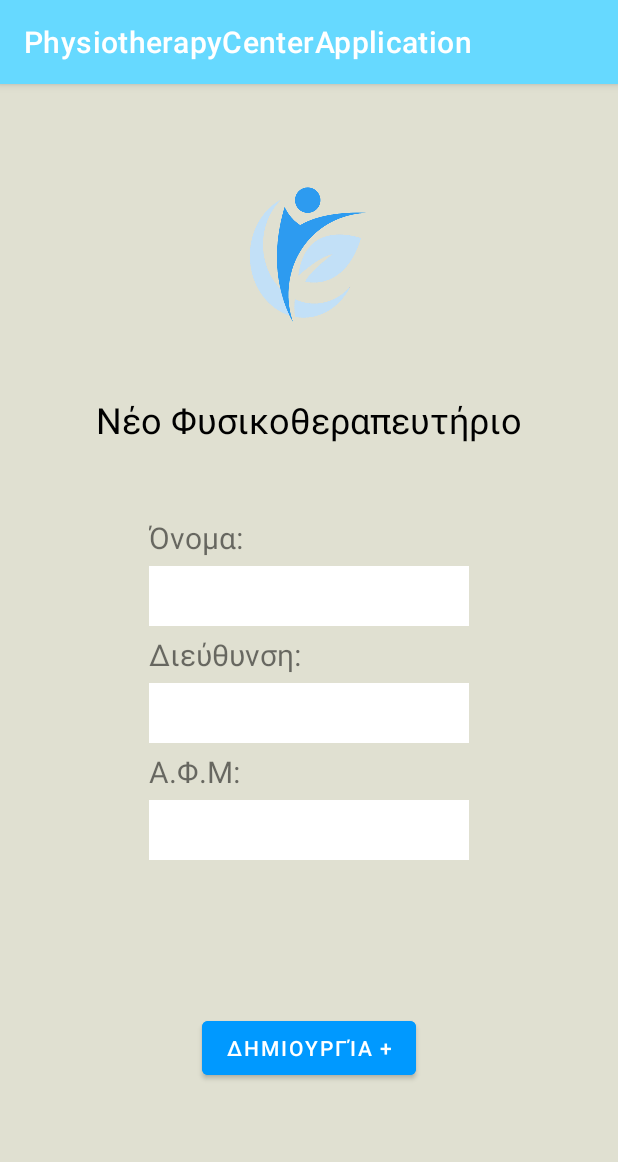
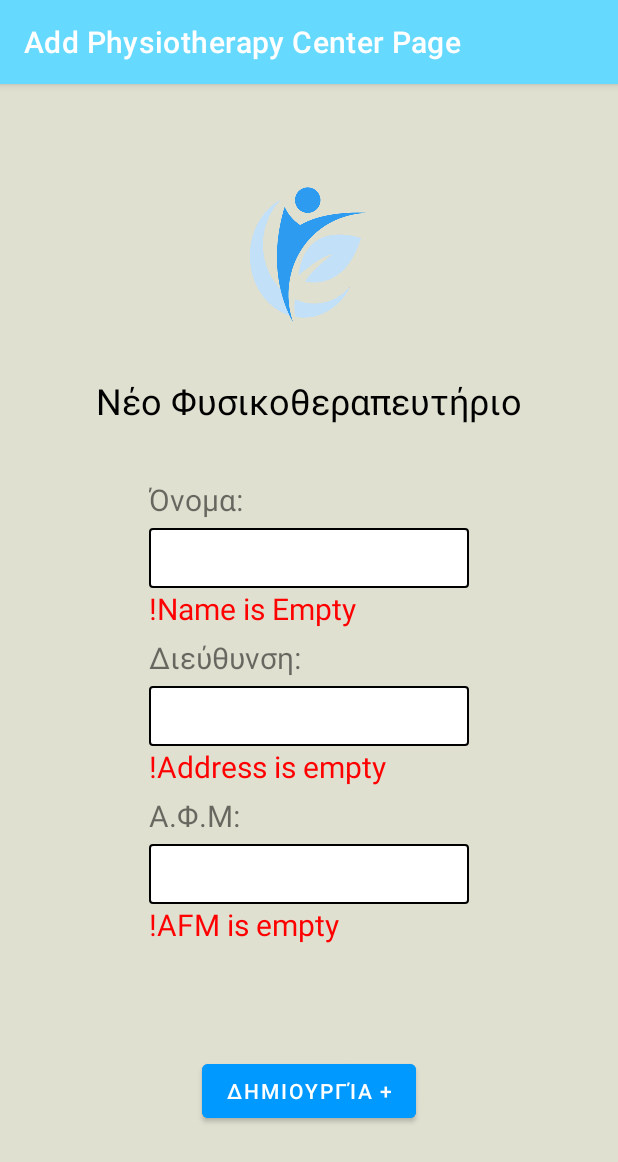
Before and after one commit to AndroidStudio2023/AndroidStudioPSApp, an Android app: the CreatePSPage screen opened directly, with no data from a screen before it, after a tap on "ΔΗΜΙΟΥΡΓΊΑ +", on a phone screen of 412 x 824 dp. Shown: the top 1162 px of the screen. Run offline under Robolectric (Android 15) with nearby library versions, the phone set to English and light mode, and no system bars.

Commit message:
Change Actions Titles

```diff
--- a/app/src/main/java/com/example/physiotherapycenterapplication/CreatePSPage.java
+++ b/app/src/main/java/com/example/physiotherapycenterapplication/CreatePSPage.java
@@ -15,9 +15,12 @@ public class CreatePSPage extends AppCompatActivity {
     protected void onCreate(Bundle savedInstanceState) {
         super.onCreate(savedInstanceState);
         setContentView(R.layout.activity_create_pspage);
+        //Change Action Title
+        getSupportActionBar().setTitle("Add Physiotherapy Center Page");
     }
 
     public void CreateNewPS(View view){
+        //Find and Save imported data
         TextView name = findViewById(R.id.newPSName);
         TextView address = findViewById(R.id.newPSAddress);
         TextView afm = findViewById(R.id.newPSAFM);
@@ -26,6 +29,71 @@ public class CreatePSPage extends AppCompatActivity {
         String aAddress = address.getText().toString();
         String aAFM = afm.getText().toString();
 
-        Toast.makeText(this, "Name: "+aName+"\nAddress: "+aAddress+"\nAFM: "+aAFM, Toast.LENGTH_SHORT).show();
+        //"Keys" variables, Arxikopoiisi me tis sunartiseis elegxou dedomenwn
+        Boolean correctName = checkPSFName(aName);
+        Boolean correctAddress = checkPSFAddress(aAddress);
+        Boolean correctAFM = checkPSFAFM(aAFM);
+
+        //Error Message TextView
+        TextView aError;
+
+        //Incorrect Name
+        aError = findViewById(R.id.nameErrorMessage);
+        if(!correctName){
+            aError.setText("!Name is Empty");
+        }else{
+            aError.setText("");
+        }
+
+        //Incorrect Address
+        aError = findViewById(R.id.addresErrorMessage);
+        if(!correctAddress){
+            aError.setText("!Address is empty");
+        }else{
+            aError.setText("");
+        }
+
+        //Incorrect AFM
+        aError = findViewById(R.id.afmErrorMessage);
+        if(!correctAFM){
+            aError.setText("!AFM is empty");
+        }else{
+            aError.setText("");
+        }
+
+        //Correct All Data
+        if(correctAddress && correctName && correctAFM){
+            Toast.makeText(this, "Name: "+aName+"\nAddress: "+aAddress+"\nAFM: "+aAFM, Toast.LENGTH_SHORT).show();
+        }
+
+        //Clear form
+        name.setText("");
+        address.setText("");
+        afm.setText("");
+
+    }
+
+    public boolean checkPSFName(String aName){
+        if(aName.equals("")){
+            return false;
+        }else{
+            return true;
+        }
+    }
+
+    public boolean checkPSFAddress(String aAddress){
+        if(aAddress.equals("")){
+            return false;
+        }else{
+            return true;
+        }
+    }
+
+    public boolean checkPSFAFM(String aAFM){
+        if(aAFM.equals("")){
+            return false;
+        }else{
+            return true;
+        }
     }
 }
--- a/app/src/main/java/com/example/physiotherapycenterapplication/LoginPageActivity.java
+++ b/app/src/main/java/com/example/physiotherapycenterapplication/LoginPageActivity.java
@@ -22,6 +22,8 @@ public class LoginPageActivity extends AppCompatActivity {
     protected void onCreate(Bundle savedInstanceState) {
         super.onCreate(savedInstanceState);
         setContentView(R.layout.activity_login_page);
+        //Change Action Title
+        getSupportActionBar().setTitle("Login Page");
 
         extras = getIntent().getExtras();//Arxikopoiisi Bundle extras
         user = findViewById(R.id.userText);
--- a/app/src/main/java/com/example/physiotherapycenterapplication/MainActivity.java
+++ b/app/src/main/java/com/example/physiotherapycenterapplication/MainActivity.java
@@ -3,6 +3,7 @@ package com.example.physiotherapycenterapplication;
 import androidx.appcompat.app.AppCompatActivity;
 
 import android.content.Intent;
+import android.content.res.Configuration;
 import android.os.Bundle;
 import android.view.View;
 import android.widget.Button;
@@ -15,6 +16,8 @@ public class MainActivity extends AppCompatActivity {
     protected void onCreate(Bundle savedInstanceState) {
         super.onCreate(savedInstanceState);
         setContentView(R.layout.activity_main);
+        //Change Action Title
+        getSupportActionBar().setTitle("Home Page");
 
     }
 
@@ -33,4 +36,6 @@ public class MainActivity extends AppCompatActivity {
         intent.putExtra("TypeUser",userType);
         startActivity(intent);
     }
+
+
 }
--- a/app/src/main/java/com/example/physiotherapycenterapplication/PSFCentralPage.java
+++ b/app/src/main/java/com/example/physiotherapycenterapplication/PSFCentralPage.java
@@ -15,6 +15,8 @@ public class PSFCentralPage extends AppCompatActivity {
     protected void onCreate(Bundle savedInstanceState) {
         super.onCreate(savedInstanceState);
         setContentView(R.layout.activity_psfcentral_page);
+        //Change Action Title
+        getSupportActionBar().setTitle("Central Page");
     }
 
     //Analoga me to koumpi pou epilegei o xristis
--- a/app/src/main/res/layout/activity_create_pspage.xml
+++ b/app/src/main/res/layout/activity_create_pspage.xml
@@ -11,7 +11,7 @@
         android:id="@+id/linearLayout2"
         android:layout_width="wrap_content"
         android:layout_height="wrap_content"
-        android:layout_marginTop="32dp"
+        android:layout_marginTop="64dp"
         android:orientation="vertical"
         app:layout_constraintBottom_toBottomOf="parent"
         app:layout_constraintEnd_toEndOf="parent"
@@ -31,9 +31,18 @@
             android:layout_width="match_parent"
             android:layout_height="40dp"
             android:layout_marginTop="5dp"
-            android:background="@color/white"
+            android:background="@drawable/normal_textfileds_border"
             android:ems="10"
-            android:inputType="textPersonName" />
+            android:inputType="textPersonName"
+            android:paddingLeft="5dp"
+            android:paddingBottom="3dp" />
+
+        <TextView
+            android:id="@+id/nameErrorMessage"
+            android:layout_width="match_parent"
+            android:layout_height="wrap_content"
+            android:textColor="@color/errorColor"
+            android:textSize="20sp" />
 
         <TextView
             android:id="@+id/textView24"
@@ -48,9 +57,18 @@
             android:layout_width="match_parent"
             android:layout_height="40dp"
             android:layout_marginTop="5dp"
-            android:background="@color/white"
+            android:background="@drawable/normal_textfileds_border"
             android:ems="10"
-            android:inputType="textPersonName" />
+            android:inputType="textPersonName"
+            android:paddingLeft="5dp"
+            android:paddingBottom="3dp" />
+
+        <TextView
+            android:id="@+id/addresErrorMessage"
+            android:layout_width="match_parent"
+            android:layout_height="wrap_content"
+            android:textColor="@color/errorColor"
+            android:textSize="20sp" />
 
         <TextView
             android:id="@+id/textView27"
@@ -65,9 +83,18 @@
             android:layout_width="match_parent"
             android:layout_height="40dp"
             android:layout_marginTop="5dp"
-            android:background="@color/white"
+            android:background="@drawable/normal_textfileds_border"
             android:ems="10"
-            android:inputType="textPersonName" />
+            android:inputType="textPersonName"
+            android:paddingLeft="5dp"
+            android:paddingBottom="3dp" />
+
+        <TextView
+            android:id="@+id/afmErrorMessage"
+            android:layout_width="match_parent"
+            android:layout_height="wrap_content"
+            android:textColor="@color/errorColor"
+            android:textSize="20sp" />
 
     </LinearLayout>
 
--- a/app/src/main/res/layout/activity_psfcentral_page.xml
+++ b/app/src/main/res/layout/activity_psfcentral_page.xml
@@ -355,6 +355,7 @@
         android:hint="Αναζήτηση"
         android:inputType="textPersonName"
         android:paddingLeft="5dp"
+        android:paddingBottom="3dp"
         android:textSize="20sp"
         app:layout_constraintBottom_toTopOf="@+id/tableLayout"
         app:layout_constraintStart_toEndOf="@+id/searchPSFButton" />
--- a/app/src/main/res/values-night/themes.xml
+++ b/app/src/main/res/values-night/themes.xml
@@ -2,12 +2,12 @@
     <!-- Base application theme. -->
     <style name="Theme.PhysiotherapyCenterApplication" parent="Theme.MaterialComponents.DayNight.DarkActionBar">
         <!-- Primary brand color. -->
-        <item name="colorPrimary">@color/purple_200</item>
-        <item name="colorPrimaryVariant">@color/purple_700</item>
-        <item name="colorOnPrimary">@color/black</item>
+        <item name="colorPrimary">@color/PrimariesColor</item>
+        <item name="colorPrimaryVariant">@color/PrimariesColor</item>
+        <item name="colorOnPrimary">@color/white</item>
         <!-- Secondary brand color. -->
         <item name="colorSecondary">@color/teal_200</item>
-        <item name="colorSecondaryVariant">@color/teal_200</item>
+        <item name="colorSecondaryVariant">@color/teal_700</item>
         <item name="colorOnSecondary">@color/black</item>
         <!-- Status bar color. -->
         <item name="android:statusBarColor">?attr/colorPrimaryVariant</item>
```
